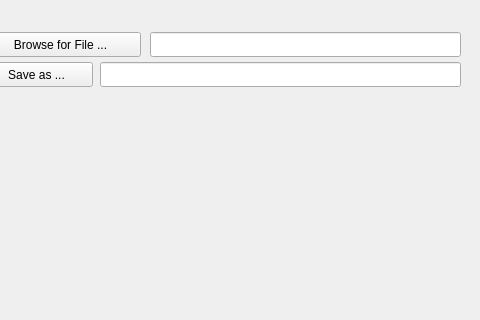
This is nowplaying/resources/ui/notifications_textoutput.ui in whatsnowplaying/whats-now-playing as Qt 5 draws it before an edit; both pictures show x 160 to 640 and y 0 to 320 of the 640 by 480 pixel window. The edited form follows.
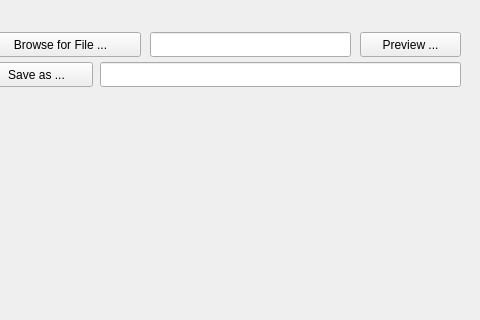
This is the edited form.

Commit message:
Add template preview and switch Linux build to AlmaLinux 8
Add a live template preview window (QWebEngineView) accessible
from the Webserver, Twitch, Kick, and Text Output settings pages.
Preview renders with sample metadata so users can see template
output without a live source.

Switch Linux build container from Debian Bookworm to AlmaLinux 8
(manylinux_2_28 / Python 3.12). AlmaLinux 8 natively ships the
same library ABIs PySide6 wheels are compiled against, eliminating
compatibility shims. glibc 2.28 binaries run on Ubuntu 22.04+.

Diff of the .ui file:
```diff
--- a/nowplaying/resources/ui/notifications_textoutput.ui
+++ b/nowplaying/resources/ui/notifications_textoutput.ui
@@ -92,11 +92,24 @@
     <rect>
      <x>310</x>
      <y>32</y>
-     <width>311</width>
+     <width>201</width>
      <height>25</height>
     </rect>
    </property>
   </widget>
+  <widget class="QPushButton" name="textpreview_button">
+   <property name="geometry">
+    <rect>
+     <x>520</x>
+     <y>32</y>
+     <width>101</width>
+     <height>25</height>
+    </rect>
+   </property>
+   <property name="text">
+    <string>Preview ...</string>
+   </property>
+  </widget>
   <widget class="QLineEdit" name="textoutput_lineedit">
    <property name="geometry">
     <rect>
```
The commit also changes 26 other files.
